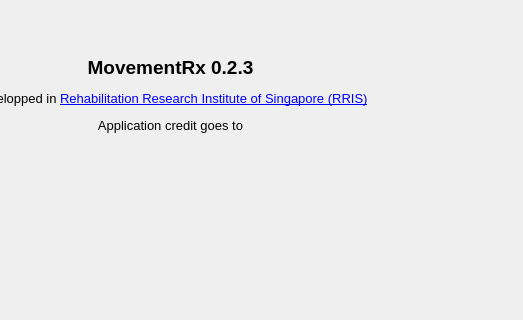
Before: the Qt Designer form spmclient/ui/gui/xml/ui_about_dialogue.ui in aalhossary/MovementRx, drawn with Qt 5; both pictures show x 182 to 705 and y 0 to 320 of the 705 by 539 pixel window.
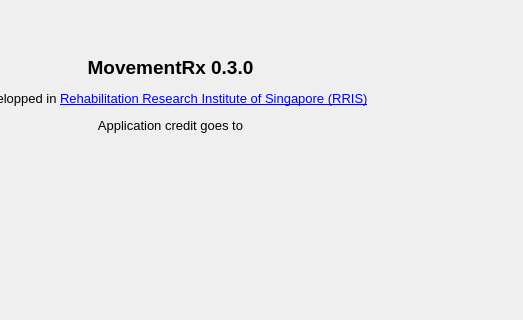
After: the same form once the commit is applied. Icons and pictures are not drawn.

The edit to the form file:
```diff
--- a/spmclient/ui/gui/xml/ui_about_dialogue.ui
+++ b/spmclient/ui/gui/xml/ui_about_dialogue.ui
@@ -17,7 +17,7 @@
    <item row="0" column="0" colspan="2">
     <widget class="QLabel" name="label">
      <property name="text">
-      <string>&lt;html&gt;&lt;head/&gt;&lt;body&gt;&lt;p align=&quot;center&quot;&gt;&lt;span style=&quot; font-size:14pt; font-weight:600;&quot;&gt;MovementRx 0.2.3&lt;/span&gt;&lt;/p&gt;&lt;p align=&quot;center&quot;&gt;&lt;span style=&quot; font-size:10pt;&quot;&gt;Developped in &lt;/span&gt;&lt;a href=&quot;http://rris.ntu.edu.sg/&quot;&gt;&lt;span style=&quot; font-size:10pt; text-decoration: underline; color:#0000ff;&quot;&gt;Rehabilitation Research Institute of Singapore (RRIS)&lt;/span&gt;&lt;/a&gt;&lt;/p&gt;&lt;p align=&quot;center&quot;&gt;&lt;span style=&quot; font-size:10pt;&quot;&gt;Application credit goes to&lt;/span&gt;&lt;/p&gt;&lt;/body&gt;&lt;/html&gt;</string>
+      <string>&lt;html&gt;&lt;head/&gt;&lt;body&gt;&lt;p align=&quot;center&quot;&gt;&lt;span style=&quot; font-size:14pt; font-weight:600;&quot;&gt;MovementRx 0.3.0&lt;/span&gt;&lt;/p&gt;&lt;p align=&quot;center&quot;&gt;&lt;span style=&quot; font-size:10pt;&quot;&gt;Developped in &lt;/span&gt;&lt;a href=&quot;http://rris.ntu.edu.sg/&quot;&gt;&lt;span style=&quot; font-size:10pt; text-decoration: underline; color:#0000ff;&quot;&gt;Rehabilitation Research Institute of Singapore (RRIS)&lt;/span&gt;&lt;/a&gt;&lt;/p&gt;&lt;p align=&quot;center&quot;&gt;&lt;span style=&quot; font-size:10pt;&quot;&gt;Application credit goes to&lt;/span&gt;&lt;/p&gt;&lt;/body&gt;&lt;/html&gt;</string>
      </property>
     </widget>
    </item>
```
